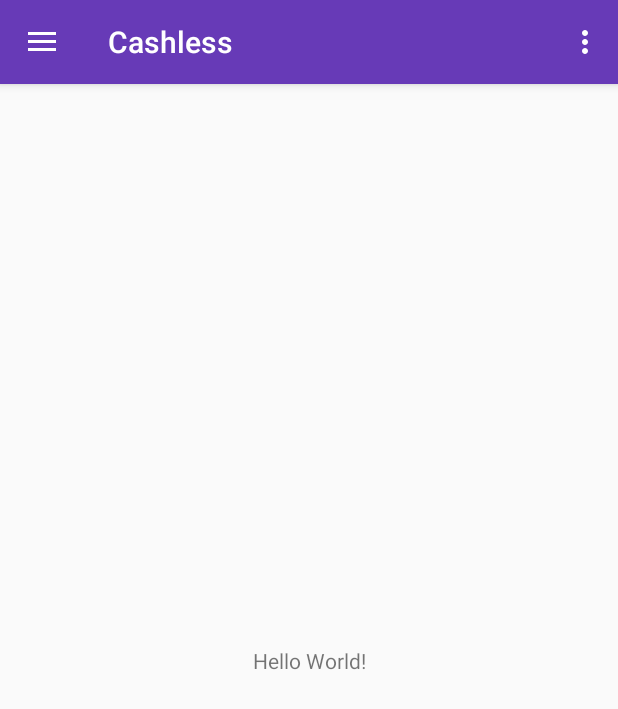
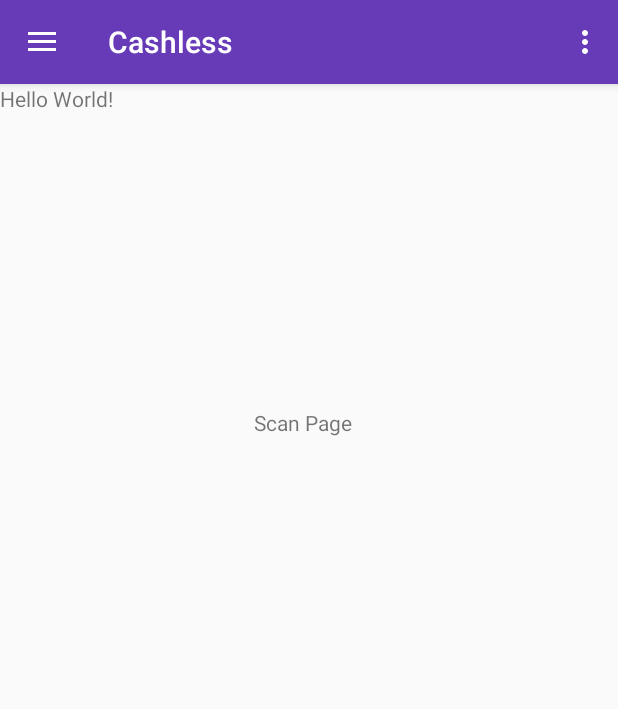
Before and after one commit to shahrulhaniff/Cashless, an Android app: the screen it shows after launch (MainActivity), in the side drawer, after a tap on "Tools", on a phone screen of 412 x 824 dp. Shown: the top 709 px of the screen. Run offline under Robolectric (Android 15) with nearby library versions, the phone set to English and light mode, and no system bars.

Commit message:
add worked fragment menu

```diff
--- /dev/null
+++ b/app/src/main/java/com/myraxsoft/cashless/AccFragment.java
@@ -0,0 +1,21 @@
+package com.myraxsoft.cashless;
+
+import android.os.Bundle;
+import android.support.annotation.NonNull;
+import android.support.annotation.Nullable;
+import android.support.v4.app.Fragment;
+import android.view.LayoutInflater;
+import android.view.View;
+import android.view.ViewGroup;
+
+public class AccFragment extends Fragment {
+
+    View myView;
+
+    @Nullable
+    @Override
+    public View onCreateView(@NonNull LayoutInflater inflater, @Nullable ViewGroup container, @Nullable Bundle savedInstanceState) {
+        myView = inflater.inflate(R.layout.user_account, container, false);
+        return myView;
+    }
+}
--- a/app/src/main/java/com/myraxsoft/cashless/MainActivity.java
+++ b/app/src/main/java/com/myraxsoft/cashless/MainActivity.java
@@ -3,6 +3,7 @@ package com.myraxsoft.cashless;
 import android.content.Intent;
 import android.os.Bundle;
 import android.support.design.widget.NavigationView;
+import android.support.v4.app.FragmentManager;
 import android.support.v4.view.GravityCompat;
 import android.support.v4.widget.DrawerLayout;
 import android.support.v7.app.ActionBarDrawerToggle;
@@ -77,13 +78,12 @@ public class MainActivity extends AppCompatActivity
     public boolean onNavigationItemSelected(MenuItem item) {
         // Handle navigation view item clicks here.
         int id = item.getItemId();
+        FragmentManager fragmentManager = getSupportFragmentManager();
 
-        if (id == R.id.nav_camera) {
-            // Handle the camera action
-        } else if (id == R.id.nav_gallery) {
-
-        } else if (id == R.id.nav_slideshow) {
-
+        if (id == R.id.nav_to_account) {
+            fragmentManager.beginTransaction().replace(R.id.content_frame, new AccFragment()).commit();
+        } else if (id == R.id.nav_to_scan) {
+            fragmentManager.beginTransaction().replace(R.id.content_frame, new ScanFragment()).commit();
         } else if (id == R.id.nav_manage) {
 
         } else if (id == R.id.nav_share) {
--- /dev/null
+++ b/app/src/main/java/com/myraxsoft/cashless/ScanFragment.java
@@ -0,0 +1,21 @@
+package com.myraxsoft.cashless;
+
+import android.os.Bundle;
+import android.support.annotation.NonNull;
+import android.support.annotation.Nullable;
+import android.support.v4.app.Fragment;
+import android.view.LayoutInflater;
+import android.view.View;
+import android.view.ViewGroup;
+
+public class ScanFragment extends Fragment {
+
+    View myView;
+
+    @Nullable
+    @Override
+    public View onCreateView(@NonNull LayoutInflater inflater, @Nullable ViewGroup container, @Nullable Bundle savedInstanceState) {
+        myView = inflater.inflate(R.layout.scan_page, container, false);
+        return myView;
+    }
+}
--- /dev/null
+++ b/app/src/main/res/drawable/ic_account.xml
@@ -0,0 +1,9 @@
+<vector xmlns:android="http://schemas.android.com/apk/res/android"
+        android:width="24dp"
+        android:height="24dp"
+        android:viewportWidth="24.0"
+        android:viewportHeight="24.0">
+    <path
+        android:fillColor="#FF000000"
+        android:pathData="M12,2C6.48,2 2,6.48 2,12s4.48,10 10,10 10,-4.48 10,-10S17.52,2 12,2zM12,5c1.66,0 3,1.34 3,3s-1.34,3 -3,3 -3,-1.34 -3,-3 1.34,-3 3,-3zM12,19.2c-2.5,0 -4.71,-1.28 -6,-3.22 0.03,-1.99 4,-3.08 6,-3.08 1.99,0 5.97,1.09 6,3.08 -1.29,1.94 -3.5,3.22 -6,3.22z"/>
+</vector>
--- a/app/src/main/res/layout/content_main.xml
+++ b/app/src/main/res/layout/content_main.xml
@@ -1,5 +1,5 @@
 <?xml version="1.0" encoding="utf-8"?>
-<android.support.constraint.ConstraintLayout xmlns:android="http://schemas.android.com/apk/res/android"
+<android.support.design.circularreveal.CircularRevealRelativeLayout xmlns:android="http://schemas.android.com/apk/res/android"
     xmlns:app="http://schemas.android.com/apk/res-auto"
     xmlns:tools="http://schemas.android.com/tools"
     android:layout_width="match_parent"
@@ -7,6 +7,11 @@
     app:layout_behavior="@string/appbar_scrolling_view_behavior"
     tools:context=".MainActivity"
     tools:showIn="@layout/app_bar_main">
+
+    <FrameLayout
+        android:id="@+id/content_frame"
+        android:layout_width="match_parent"
+        android:layout_height="match_parent"></FrameLayout>
 
     <TextView
         android:layout_width="wrap_content"
@@ -17,4 +22,4 @@
         app:layout_constraintRight_toRightOf="parent"
         app:layout_constraintTop_toTopOf="parent" />
 
-</android.support.constraint.ConstraintLayout>
+</android.support.design.circularreveal.CircularRevealRelativeLayout>
--- /dev/null
+++ b/app/src/main/res/layout/scan_page.xml
@@ -0,0 +1,18 @@
+<?xml version="1.0" encoding="utf-8"?>
+<RelativeLayout xmlns:android="http://schemas.android.com/apk/res/android"
+    android:layout_width="match_parent" android:layout_height="match_parent">
+
+    <TextView
+        android:id="@+id/textView2"
+        android:layout_width="wrap_content"
+        android:layout_height="wrap_content"
+        android:layout_alignParentStart="true"
+        android:layout_alignParentTop="true"
+        android:layout_alignParentEnd="true"
+        android:layout_alignParentBottom="true"
+        android:layout_marginStart="169dp"
+        android:layout_marginTop="216dp"
+        android:layout_marginEnd="157dp"
+        android:layout_marginBottom="352dp"
+        android:text="Scan Page" />
+</RelativeLayout>
--- /dev/null
+++ b/app/src/main/res/layout/user_account.xml
@@ -0,0 +1,18 @@
+<?xml version="1.0" encoding="utf-8"?>
+<RelativeLayout xmlns:android="http://schemas.android.com/apk/res/android"
+    android:layout_width="match_parent" android:layout_height="match_parent">
+
+    <TextView
+        android:id="@+id/textView2"
+        android:layout_width="wrap_content"
+        android:layout_height="wrap_content"
+        android:layout_alignParentStart="true"
+        android:layout_alignParentTop="true"
+        android:layout_alignParentEnd="true"
+        android:layout_alignParentBottom="true"
+        android:layout_marginStart="169dp"
+        android:layout_marginTop="216dp"
+        android:layout_marginEnd="157dp"
+        android:layout_marginBottom="352dp"
+        android:text="User Account" />
+</RelativeLayout>
--- a/app/src/main/res/menu/activity_main_drawer.xml
+++ b/app/src/main/res/menu/activity_main_drawer.xml
@@ -5,17 +5,13 @@
 
     <group android:checkableBehavior="single">
         <item
-            android:id="@+id/nav_camera"
+            android:id="@+id/nav_to_account"
+            android:icon="@drawable/ic_account"
+            android:title="My Account" />
+        <item
+            android:id="@+id/nav_to_scan"
             android:icon="@drawable/ic_menu_camera"
-            android:title="Import" />
-        <item
-            android:id="@+id/nav_gallery"
-            android:icon="@drawable/ic_menu_gallery"
-            android:title="Gallery" />
-        <item
-            android:id="@+id/nav_slideshow"
-            android:icon="@drawable/ic_menu_slideshow"
-            android:title="Slideshow" />
+            android:title="Scan to Pay" />
         <item
             android:id="@+id/nav_manage"
             android:icon="@drawable/ic_menu_manage"
```
